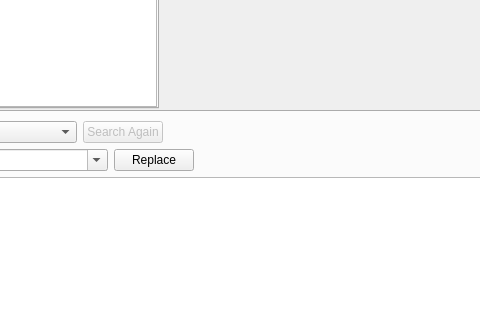
This is RedPandaIDE/mainwindow.ui in royqh1979/RedPanda-CPP as Qt 5 draws it before an edit; both pictures show x 131 to 611 and y 223 to 543 of the 946 by 657 pixel window. The edited form follows.
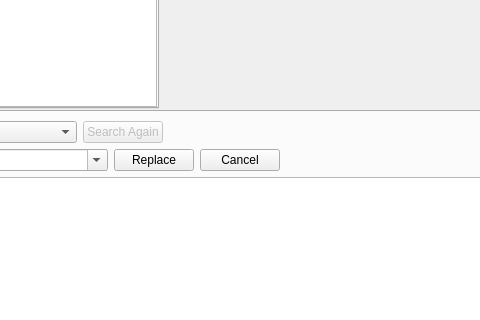
This is the edited form. Icons and pictures are not drawn. Custom widgets are drawn as their Qt base class.

```diff
--- a/RedPandaIDE/mainwindow.ui
+++ b/RedPandaIDE/mainwindow.ui
@@ -776,6 +776,13 @@
               </property>
              </widget>
             </item>
+            <item>
+             <widget class="QPushButton" name="btnCancelReplace">
+              <property name="text">
+               <string>Cancel</string>
+              </property>
+             </widget>
+            </item>
             <item>
              <spacer name="horizontalSpacer_2">
               <property name="orientation">
```
